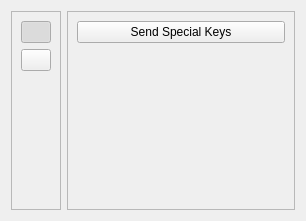
The window that ui/controlpanel.ui (uwolfer/qtemu) describes before a commit, drawn with Qt 5.
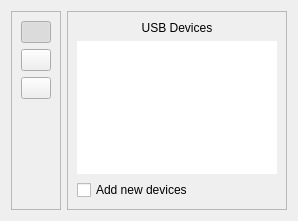
The same window after the commit. The open tabs and pages were chosen to show the change. Icons and pictures are not drawn.

Patch:
```diff
--- a/ui/controlpanel.ui
+++ b/ui/controlpanel.ui
@@ -1,15 +1,21 @@
 <ui version="4.0" >
  <class>ControlPanel</class>
- <widget class="QWidget" name="ControlPanel" >
-  <property name="geometry" >
+ <widget class="QWidget" name="ControlPanel">
+  <property name="geometry">
    <rect>
     <x>0</x>
     <y>0</y>
-    <width>306</width>
+    <width>270</width>
     <height>221</height>
    </rect>
   </property>
-  <property name="windowTitle" >
+  <property name="sizePolicy">
+   <sizepolicy hsizetype="Fixed" vsizetype="Preferred">
+    <horstretch>50</horstretch>
+    <verstretch>0</verstretch>
+   </sizepolicy>
+  </property>
+  <property name="windowTitle">
    <string>Form</string>
   </property>
   <layout class="QHBoxLayout" name="horizontalLayout" >
@@ -93,8 +99,34 @@
        </widget>
       </item>
       <item>
-       <spacer name="verticalSpacer" >
-        <property name="orientation" >
+       <widget class="QPushButton" name="usbButton">
+        <property name="maximumSize">
+         <size>
+          <width>30</width>
+          <height>30</height>
+         </size>
+        </property>
+        <property name="toolTip">
+         <string>USB Controls</string>
+        </property>
+        <property name="text">
+         <string/>
+        </property>
+        <property name="icon">
+         <iconset resource="../qtemu.qrc">
+          <normaloff>:/images/oxygen/usb.png</normaloff>:/images/oxygen/usb.png</iconset>
+        </property>
+        <property name="checkable">
+         <bool>true</bool>
+        </property>
+        <property name="autoExclusive">
+         <bool>true</bool>
+        </property>
+       </widget>
+      </item>
+      <item>
+       <spacer name="verticalSpacer">
+        <property name="orientation">
          <enum>Qt::Vertical</enum>
         </property>
         <property name="sizeHint" stdset="0" >
@@ -109,10 +141,10 @@
     </widget>
    </item>
    <item>
-    <widget class="QStackedWidget" name="controlStack" >
-     <property name="sizePolicy" >
-      <sizepolicy vsizetype="Preferred" hsizetype="Minimum" >
-       <horstretch>0</horstretch>
+    <widget class="QStackedWidget" name="controlStack">
+     <property name="sizePolicy">
+      <sizepolicy hsizetype="Preferred" vsizetype="Preferred">
+       <horstretch>50</horstretch>
        <verstretch>0</verstretch>
       </sizepolicy>
      </property>
@@ -321,39 +353,74 @@
        </item>
       </layout>
      </widget>
-     <widget class="QWidget" name="page_3" >
-      <property name="geometry" >
-       <rect>
-        <x>3</x>
-        <y>3</y>
-        <width>244</width>
-        <height>207</height>
-       </rect>
-      </property>
-      <layout class="QVBoxLayout" name="verticalLayout_3" >
+     <widget class="QWidget" name="page_3">
+      <layout class="QVBoxLayout" name="verticalLayout_3">
        <item>
-        <widget class="QPushButton" name="pushButton" >
-         <property name="toolTip" >
-          <string>Send special keys to the guest OS. Useful for key strokes that are intercepted by the host and cannot be sent directly.</string>
+        <widget class="QLabel" name="label_3">
+         <property name="text">
+          <string>USB Devices</string>
          </property>
-         <property name="text" >
-          <string>Send Special Keys</string>
+         <property name="alignment">
+          <set>Qt::AlignCenter</set>
          </property>
         </widget>
        </item>
        <item>
-        <spacer name="verticalSpacer_3" >
-         <property name="orientation" >
-          <enum>Qt::Vertical</enum>
+        <widget class="QListView" name="usbView">
+         <property name="sizePolicy">
+          <sizepolicy hsizetype="Fixed" vsizetype="Expanding">
+           <horstretch>50</horstretch>
+           <verstretch>0</verstretch>
+          </sizepolicy>
          </property>
-         <property name="sizeHint" stdset="0" >
+         <property name="maximumSize">
           <size>
-           <width>20</width>
-           <height>40</height>
+           <width>200</width>
+           <height>16777215</height>
           </size>
          </property>
-        </spacer>
+         <property name="autoFillBackground">
+          <bool>true</bool>
+         </property>
+         <property name="frameShape">
+          <enum>QFrame::NoFrame</enum>
+         </property>
+         <property name="frameShadow">
+          <enum>QFrame::Plain</enum>
+         </property>
+         <property name="lineWidth">
+          <number>0</number>
+         </property>
+         <property name="horizontalScrollBarPolicy">
+          <enum>Qt::ScrollBarAlwaysOff</enum>
+         </property>
+         <property name="alternatingRowColors">
+          <bool>false</bool>
+         </property>
+         <property name="selectionMode">
+          <enum>QAbstractItemView::NoSelection</enum>
+         </property>
+         <property name="viewMode">
+          <enum>QListView::ListMode</enum>
+         </property>
+         <property name="uniformItemSizes">
+          <bool>true</bool>
+         </property>
+         <property name="wordWrap">
+          <bool>true</bool>
+         </property>
+         <property name="selectionRectVisible">
+          <bool>false</bool>
+         </property>
+        </widget>
        </item>
+       <item>
+        <widget class="QCheckBox" name="addDevices">
+         <property name="text">
+          <string>Add new devices</string>
+         </property>
+        </widget>
+       </item>
       </layout>
      </widget>
      <widget class="QWidget" name="page_2" >
```
Left out of the diff: 299 changed lines with no effect on the pictures.
